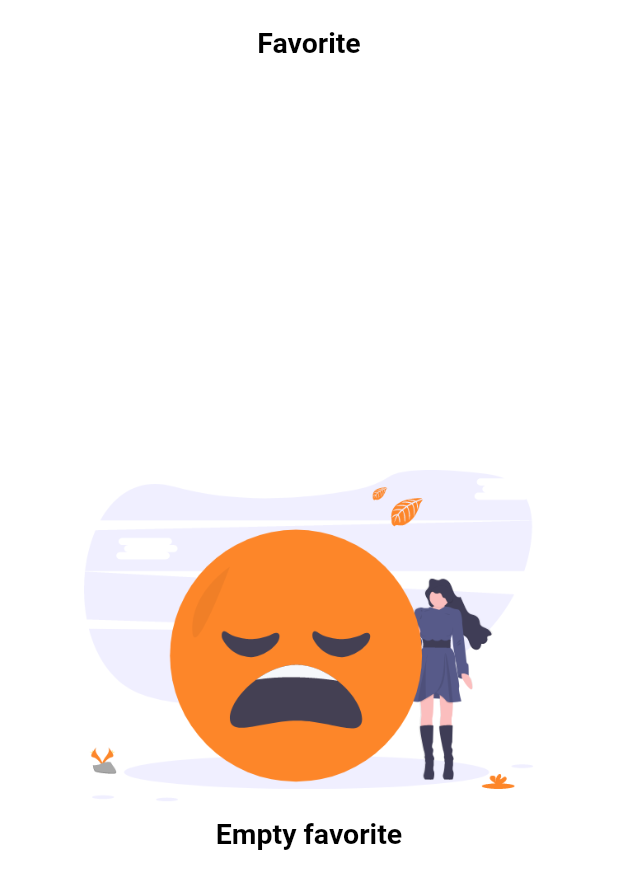
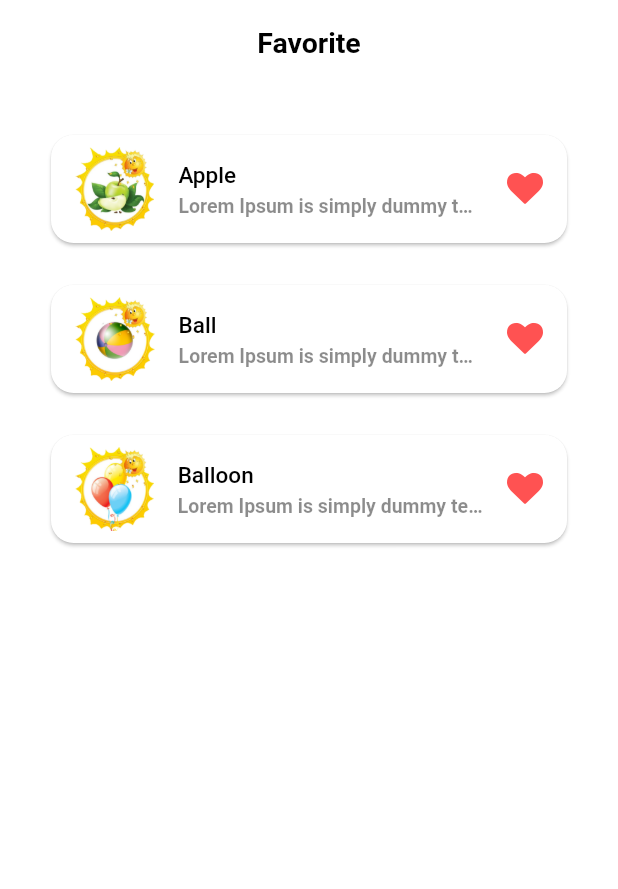
Before and after one commit to OlegKorolyov/flutter-sun-stickers, a Flutter app: the screen it shows after launch, on a phone screen of 412 x 824 dp. Shown: the top 889 px of the screen. Run offline on Flutter 3.47's test engine with Material 2 defaults, Android fonts, the light colour scheme and no system bars; our stand-ins replace badges, font_awesome_flutter.

Commit message:
favorite cart design

```diff
--- a/lib/data/app_data.dart
+++ b/lib/data/app_data.dart
@@ -216,5 +216,10 @@ class AppData {
 
   static List<Sticker> cartItems = [stickers[0], stickers[1], stickers[2]];
 
+  static List<Sticker> favoriteItems = [
+    stickers[0]..isFavorite = true,
+    stickers[1]..isFavorite = true,
+    stickers[2]..isFavorite = true
+  ];
 
 }
--- a/lib/ui/screens/favorite_screen.dart
+++ b/lib/ui/screens/favorite_screen.dart
@@ -1,5 +1,8 @@
 import 'package:flutter/material.dart';
 import 'package:sun_stickers/ui/_ui.dart';
+import 'package:sun_stickers/ui_kit/_ui_kit.dart';
+import 'package:sun_stickers/data/app_data.dart';
+import 'package:sun_stickers/data/_data.dart';
 
 class FavoriteScreen extends StatefulWidget {
   const FavoriteScreen({super.key});
@@ -9,6 +12,8 @@ class FavoriteScreen extends StatefulWidget {
 }
 
 class FavoriteScreenState extends State<FavoriteScreen>{
+  var favoriteItems = AppData.favoriteItems;
+
   @override
   Widget build(BuildContext context) {
     return Scaffold(
@@ -16,8 +21,8 @@ class FavoriteScreenState extends State<FavoriteScreen>{
       body: EmptyWrapper(
         type: EmptyWrapperType.favorite,
         title: "Empty favorite",
-        isEmpty: true,
-        child: Container(),
+        isEmpty: favoriteItems.isEmpty,
+        child: _favoriteListView(),
       ),
     );
   }
@@ -31,4 +36,38 @@ class FavoriteScreenState extends State<FavoriteScreen>{
     );
   }
 
+  Widget _favoriteListView() {
+    return ListView.separated(
+        padding: const EdgeInsets.all(30),
+        itemBuilder: (_, index) {
+          Sticker sticker = favoriteItems[index];
+          return Card(
+              color: Theme.of(context).brightness == Brightness.light
+              ? Colors.white
+              : AppColor.dark,
+          shape: RoundedRectangleBorder(
+            borderRadius: BorderRadius.circular(15.0), ),
+            child: ListTile(
+              title: Text(
+                sticker.name,
+                style:
+                Theme.of(context).textTheme.headlineMedium,
+              ),
+              leading: Image.asset(sticker.image),
+              subtitle: Text(
+                sticker.description,
+                overflow: TextOverflow.ellipsis,
+                style: Theme.of(context).textTheme.bodyLarge,
+              ),
+              trailing: const Icon(AppIcon.heart, color: Colors.redAccent),
+            ),
+          );
+        },
+        separatorBuilder: (_, __) {
+          return Container(height: 20,);
+        },
+        itemCount: favoriteItems.length
+    );
+  }
+
 }
```
